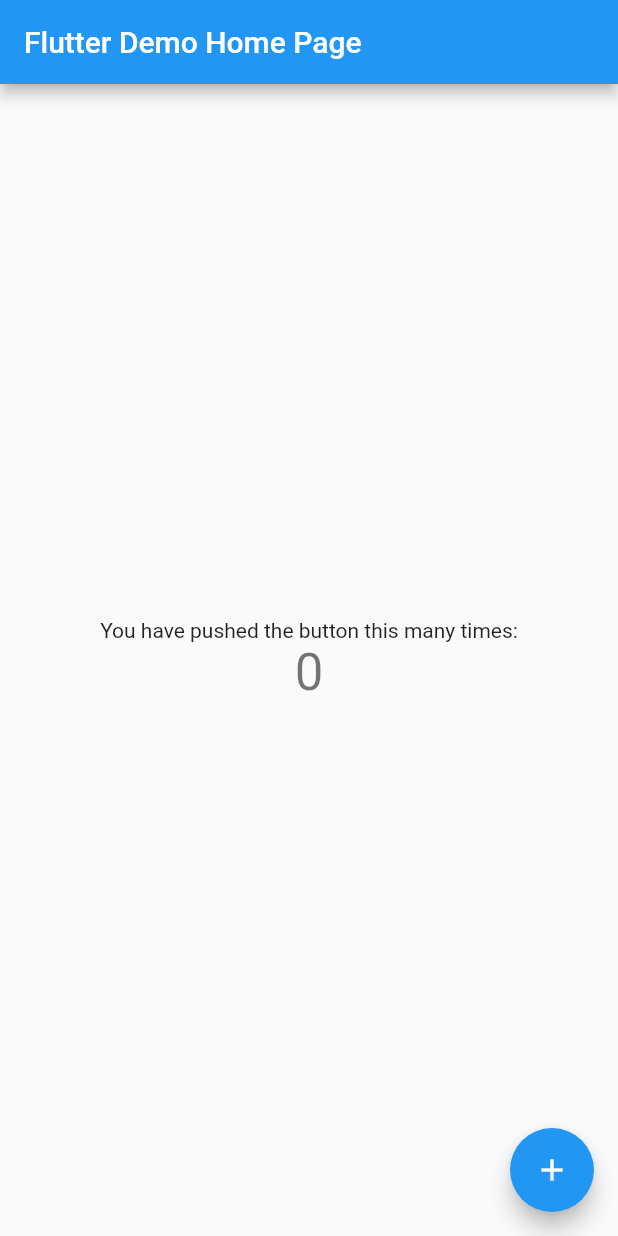
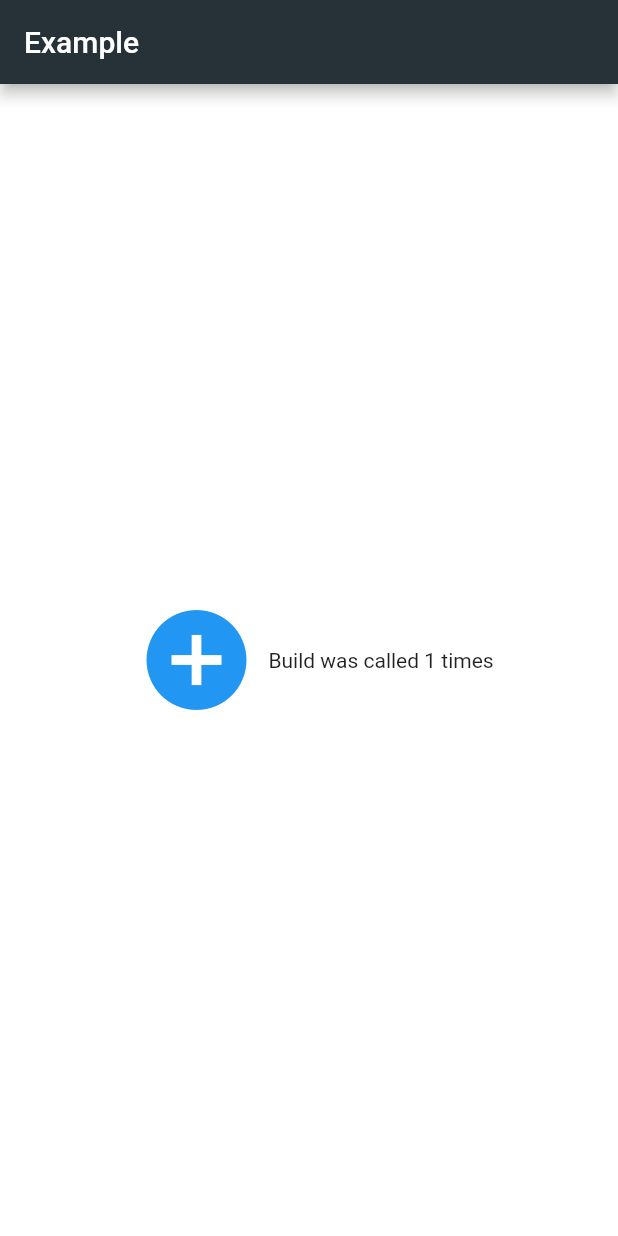
Before and after one commit to PolinaYudina1990/flutter-course-project, a Flutter app: the screen it shows after launch, on a phone screen of 412 x 824 dp. Run offline on Flutter 3.47's test engine with Material 2 defaults, Android fonts, the phone set to English and light mode, and no system bars.

Commit message:
ex 3.6.3

```diff
--- a/lib/main.dart
+++ b/lib/main.dart
@@ -1,9 +1,10 @@
 import 'package:flutter/material.dart';
 
 void main() {
-  runApp(MyApp());
+  runApp(MyStatelessWidget());
 }
 
+//       3.6.3/1-3.6.3/3
 class MyApp extends StatelessWidget {
   // This widget is the root of your application.
   @override
@@ -11,103 +12,113 @@ class MyApp extends StatelessWidget {
     return MaterialApp(
       title: 'Flutter Demo',
       theme: ThemeData(
-        // This is the theme of your application.
-        //
-        // Try running your application with "flutter run". You'll see the
-        // application has a blue toolbar. Then, without quitting the app, try
-        // changing the primarySwatch below to Colors.green and then invoke
-        // "hot reload" (press "r" in the console where you ran "flutter run",
-        // or simply save your changes to "hot reload" in a Flutter IDE).
-        // Notice that the counter didn't reset back to zero; the application
-        // is not restarted.
-        primarySwatch: Colors.blue,
+        visualDensity: VisualDensity.adaptivePlatformDensity,
       ),
-      home: MyHomePage(title: 'Flutter Demo Home Page'),
+      home: MyFirstWidget(),
     );
   }
 }
 
-class MyHomePage extends StatefulWidget {
-  MyHomePage({Key key, this.title}) : super(key: key);
-
-  // This widget is the home page of your application. It is stateful, meaning
-  // that it has a State object (defined below) that contains fields that affect
-  // how it looks.
-
-  // This class is the configuration for the state. It holds the values (in this
-  // case the title) provided by the parent (in this case the App widget) and
-  // used by the build method of the State. Fields in a Widget subclass are
-  // always marked "final".
-
-  final String title;
+class MyFirstWidget extends StatelessWidget {
+  const MyFirstWidget({Key key}) : super(key: key);
 
   @override
-  _MyHomePageState createState() => _MyHomePageState();
+  Widget build(BuildContext context) {
+    return Container(
+      child: Center(
+        child: Text('Hello!'),
+      ),
+    );
   }
+}
+//       3.6.3/4-3.6.3/7
 
-class _MyHomePageState extends State<MyHomePage> {
-  int _counter = 0;
+class MyStatelessWidget extends StatelessWidget {
+  int counter = 1;
 
-  void _incrementCounter() {
-    setState(() {
-      // This call to setState tells the Flutter framework that something has
-      // changed in this State, which causes it to rerun the build method below
-      // so that the display can reflect the updated values. If we changed
-      // _counter without calling setState(), then the build method would not be
-      // called again, and so nothing would appear to happen.
-      _counter++;
-    });
+  void buildCall() {
+    counter++;
   }
 
   @override
   Widget build(BuildContext context) {
-    // This method is rerun every time setState is called, for instance as done
-    // by the _incrementCounter method above.
-    //
-    // The Flutter framework has been optimized to make rerunning build methods
-    // fast, so that you can just rebuild anything that needs updating rather
-    // than having to individually change instances of widgets.
-    return Scaffold(
+    return MaterialApp(
+      home: Scaffold(
         appBar: AppBar(
-        // Here we take the value from the MyHomePage object that was created by
-        // the App.build method, and use it to set our appbar title.
-        title: Text(widget.title),
+          title: Text('Example'),
+          backgroundColor: Colors.blueGrey[900],
         ),
-      body: Center(
-        // Center is a layout widget. It takes a single child and positions it
-        // in the middle of the parent.
-        child: Column(
-          // Column is also a layout widget. It takes a list of children and
-          // arranges them vertically. By default, it sizes itself to fit its
-          // children horizontally, and tries to be as tall as its parent.
-          //
-          // Invoke "debug painting" (press "p" in the console, choose the
-          // "Toggle Debug Paint" action from the Flutter Inspector in Android
-          // Studio, or the "Toggle Debug Paint" command in Visual Studio Code)
-          // to see the wireframe for each widget.
-          //
-          // Column has various properties to control how it sizes itself and
-          // how it positions its children. Here we use mainAxisAlignment to
-          // center the children vertically; the main axis here is the vertical
-          // axis because Columns are vertical (the cross axis would be
-          // horizontal).
+        backgroundColor: Colors.white,
+        body: SafeArea(
+          child: Center(
+            child: Row(
               mainAxisAlignment: MainAxisAlignment.center,
               children: <Widget>[
-            Text(
-              'You have pushed the button this many times:',
+                TextButton(
+                  child: Icon(
+                    Icons.add_circle_sharp,
+                    size: 80.0,
                   ),
-            Text(
-              '$_counter',
-              style: Theme.of(context).textTheme.headline4,
+                  onPressed: () {
+                    buildCall();
+                    print(counter);
+                  },
                 ),
+                Text('Build was called $counter times'),
               ],
             ),
           ),
-      floatingActionButton: FloatingActionButton(
-        onPressed: _incrementCounter,
-        tooltip: 'Increment',
-        child: Icon(Icons.add),
-      ), // This trailing comma makes auto-formatting nicer for build methods.
+        ),
+      ),
     );
   }
 }
+
+//       3.6.3/8
+class MyStatefullWidget extends StatefulWidget {
+  @override
+  _MyStatefullWidgetState createState() => _MyStatefullWidgetState();
+}
+
+class _MyStatefullWidgetState extends State<MyStatefullWidget> {
+  int counter = 1;
+
+  void buildCounter() {
+    counter++;
+  }
+
+  @override
+  Widget build(BuildContext context) {
+    return MaterialApp(
+      home: Scaffold(
+        appBar: AppBar(
+          title: Text('Example'),
+          backgroundColor: Colors.blueGrey[900],
+        ),
+        backgroundColor: Colors.white,
+        body: SafeArea(
+          child: Center(
+            child: Row(
+              mainAxisAlignment: MainAxisAlignment.center,
+              children: <Widget>[
+                TextButton(
+                  child: Icon(
+                    Icons.add_circle_sharp,
+                    size: 80.0,
+                  ),
+                  onPressed: () {
+                    setState(() {
+                      buildCounter();
+                      print(counter);
+                    });
+                  },
+                ),
+                Text('Build was called $counter times'),
+              ],
+            ),
+          ),
+        ),
+      ),
+    );
+  }
+}
--- a/pubspec.yaml
+++ b/pubspec.yaml
@@ -31,5 +31,5 @@ flutter:
   uses-material-design: true
 
 
-   assets:
+  assets:
      - res/
```
Lines whose indentation alone changed are shown as unchanged.
